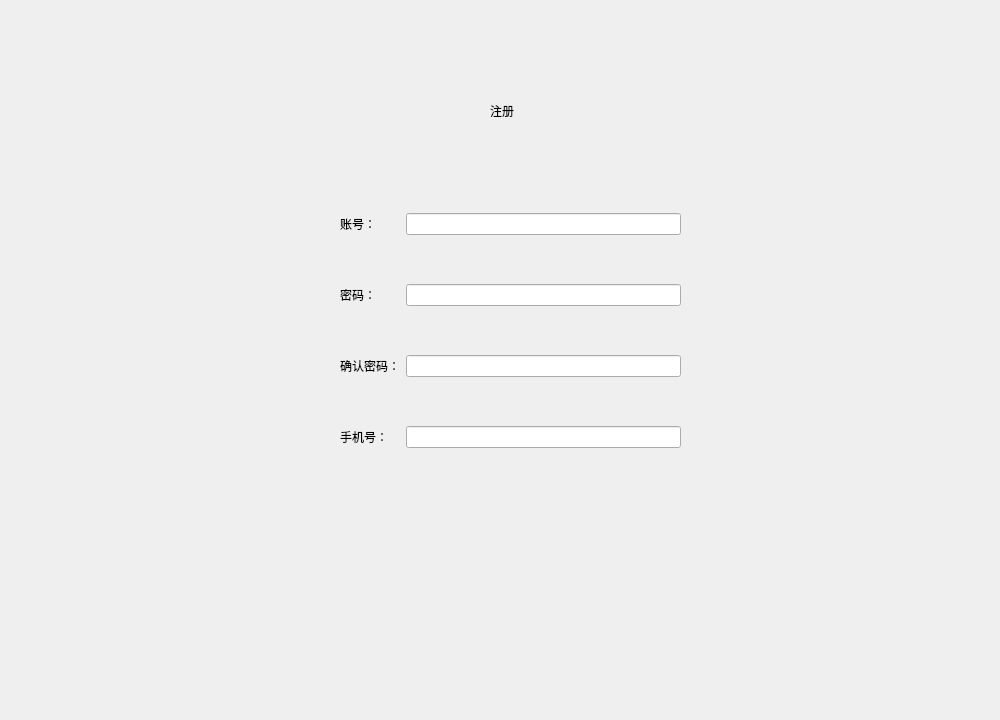
Qt form register_widget.ui (Weies/Curriculum-Design-For-Database) before a commit.
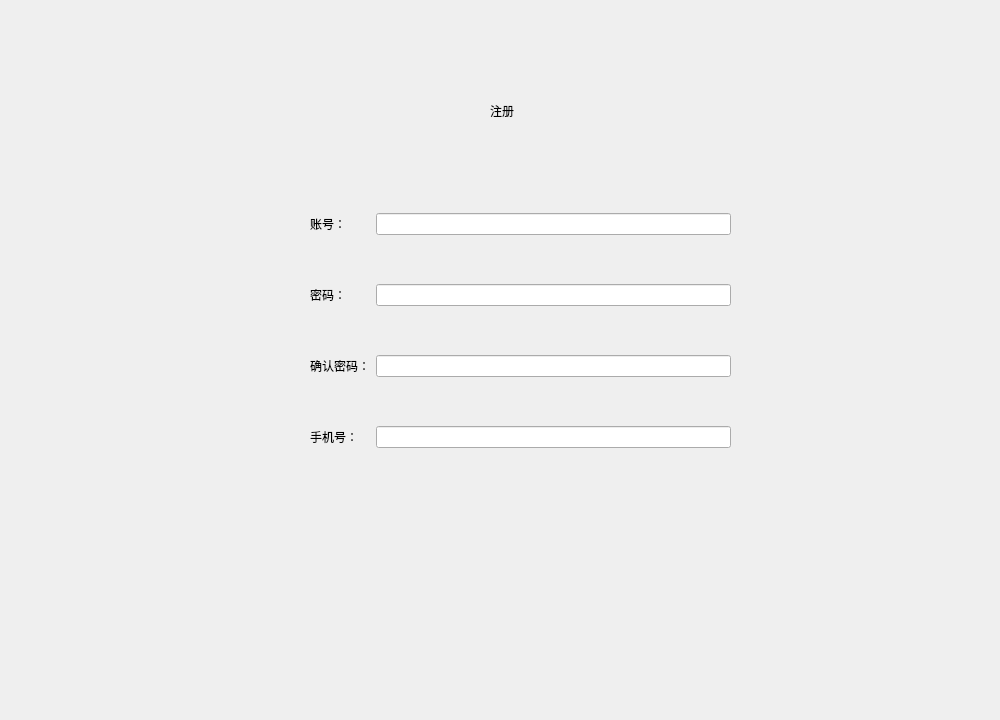
The same form after that commit.

Diff of the .ui file:
```diff
--- a/register_widget.ui
+++ b/register_widget.ui
@@ -29,9 +29,9 @@
   <widget class="QWidget" name="widget" native="true">
    <property name="geometry">
     <rect>
-     <x>340</x>
+     <x>310</x>
      <y>170</y>
-     <width>341</width>
+     <width>421</width>
      <height>321</height>
     </rect>
    </property>
```
